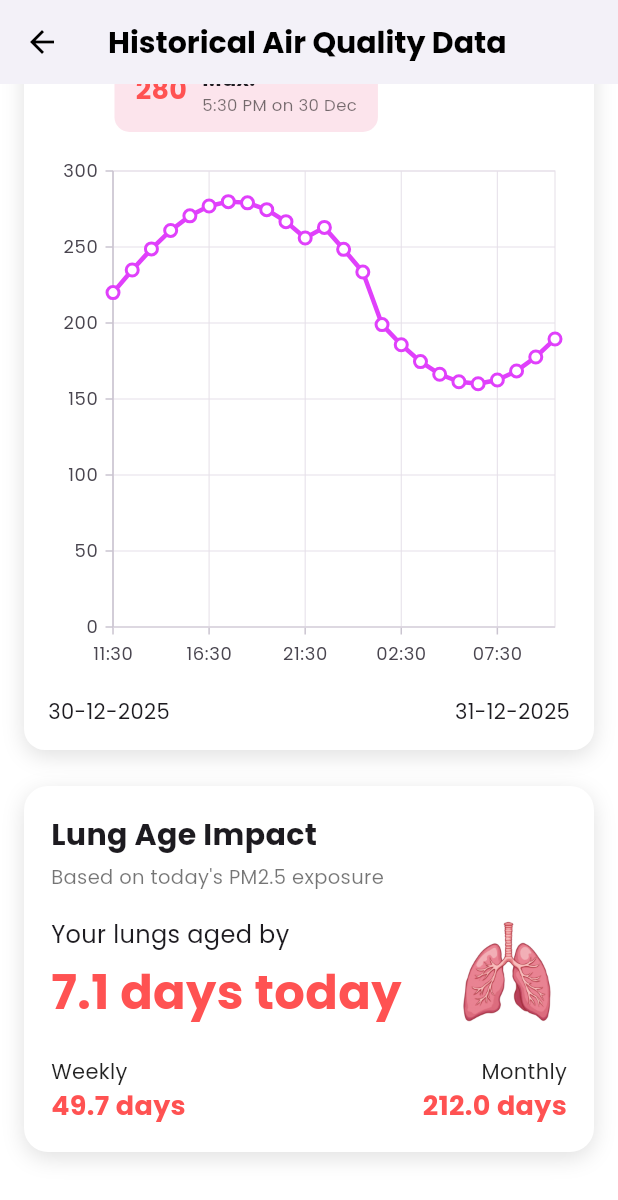
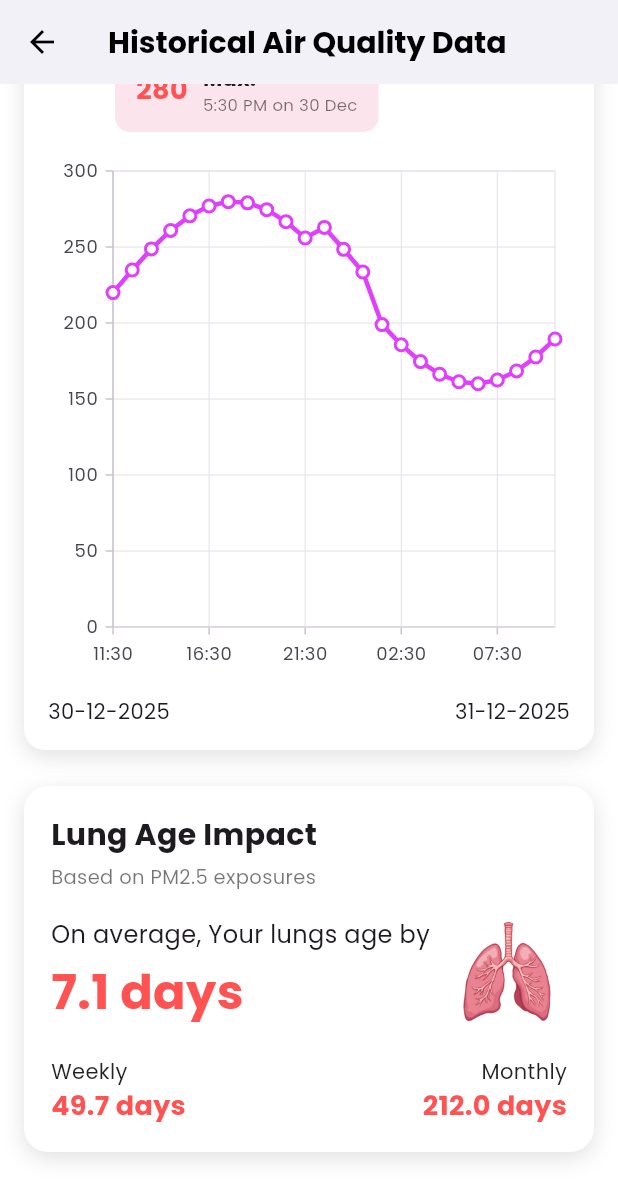
Before and after one commit to sakshij-commits/Vayufy, a Flutter app: the HistoryScreen screen opened by its route, scrolled down 194 dp, on a phone screen of 412 x 824 dp. Shown: the top 1200 px of the screen. Run offline on Flutter 3.47's test engine with Material 3 defaults, Android fonts, the phone set to English and light mode, and no system bars; our stand-ins replace curved_navigation_bar, firebase_auth, firebase_core, firebase_messaging, flutter_local_notifications, syncfusion_flutter_charts; accounts and stored records are empty; network calls fail.

Commit message:
changed hardcore pune, lungs card!!

```diff
--- a/vayufy/lib/screens/history_screen.dart
+++ b/vayufy/lib/screens/history_screen.dart
@@ -237,7 +237,7 @@ class _HistoryScreenState extends State<HistoryScreen> {
         children: [
           Container(width: 10, height: 10, decoration: BoxDecoration(color: Colors.purpleAccent, shape: BoxShape.circle)),
           SizedBox(width: 6),
-          Text("Pune", style: TextStyle(fontFamily: 'Poppins')),
+          Text("Data", style: TextStyle(fontFamily: 'Poppins')),
         ],
       ),
     );
@@ -348,7 +348,7 @@ class _HistoryScreenState extends State<HistoryScreen> {
           Text("Lung Age Impact",
               style: TextStyle(fontFamily: 'Poppins', fontSize: 20, fontWeight: FontWeight.bold)),
           SizedBox(height: 4),
-          Text("Based on today's PM2.5 exposure",
+          Text("Based on PM2.5 exposures",
               style: TextStyle(fontFamily: 'Poppins', fontSize: 13, color: Colors.black54)),
           SizedBox(height: 14),
 
@@ -359,11 +359,11 @@ class _HistoryScreenState extends State<HistoryScreen> {
                 child: Column(
                   crossAxisAlignment: CrossAxisAlignment.start,
                   children: [
-                    Text("Your lungs aged by",
+                    Text("On average, Your lungs age by",
                         style: TextStyle(fontFamily: 'Poppins', fontSize: 16)),
                     SizedBox(height: 4),
                     Text(
-                      "${daily.toStringAsFixed(1)} days today",
+                      "${daily.toStringAsFixed(1)} days",
                       style: TextStyle(
                         fontFamily: 'Poppins',
                         fontSize: 32,
```
